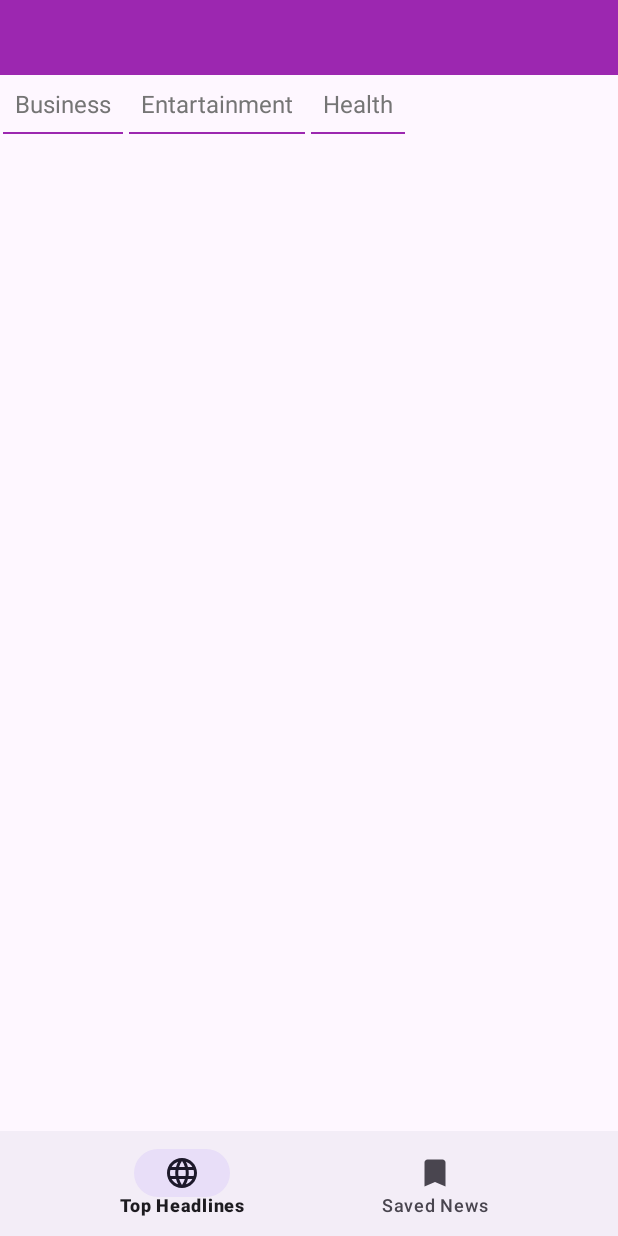
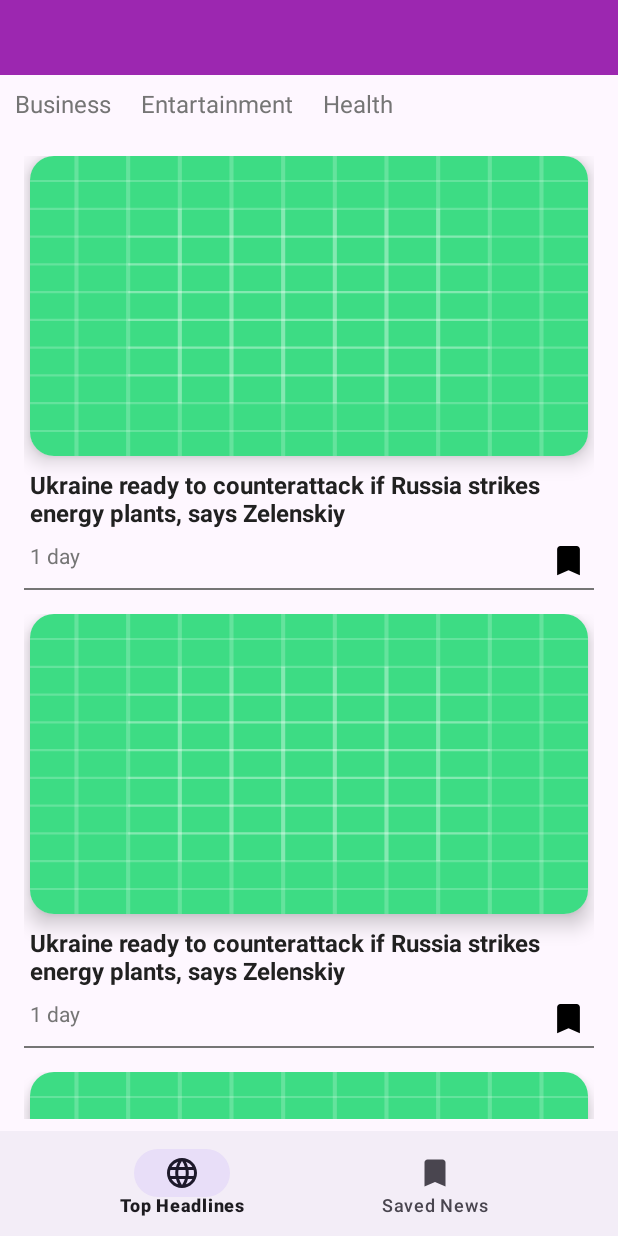
Before and after one commit to hsumyatyehtet/onenex-Code-Test-News-App, an Android app: the screen it shows after launch (MainActivity), on a phone screen of 412 x 824 dp. Run offline under Robolectric (Android 15) with nearby library versions, the phone set to English and light mode, and no system bars; our stand-ins replace navigation-ui.

Commit message:
news list poc add

```diff
--- a/app/src/main/java/com/example/onenex_code_test_news_app/ui/adapter/CategoryListAdapter.kt
+++ b/app/src/main/java/com/example/onenex_code_test_news_app/ui/adapter/CategoryListAdapter.kt
@@ -6,14 +6,19 @@ import com.example.onenex_code_test_news_app.data.vos.CategoryVO
 import com.example.onenex_code_test_news_app.databinding.ViewHolerInCategoryBinding
 import com.example.onenex_code_test_news_app.ui.viewholder.CategoryViewHolder
 
-class CategoryListAdapter() :BaseRecyclerAdapter<CategoryViewHolder,CategoryVO>(){
+class CategoryListAdapter(val delegate: Delegate) :BaseRecyclerAdapter<CategoryViewHolder,CategoryVO>(){
 
     override fun onCreateViewHolder(parent: ViewGroup, viewType: Int): CategoryViewHolder {
         return CategoryViewHolder(
             ViewHolerInCategoryBinding.inflate(
                 LayoutInflater.from(parent.context),parent,false
-            )
+            ),
+            delegate
         )
     }
 
+    interface Delegate{
+        fun onTapItem(data: CategoryVO)
+    }
+
 }
--- /dev/null
+++ b/app/src/main/java/com/example/onenex_code_test_news_app/ui/adapter/NewsListAdapter.kt
@@ -0,0 +1,19 @@
+package com.example.onenex_code_test_news_app.ui.adapter
+
+import android.view.LayoutInflater
+import android.view.ViewGroup
+import com.example.onenex_code_test_news_app.data.vos.CategoryVO
+import com.example.onenex_code_test_news_app.databinding.ViewHolderInNewsListBinding
+import com.example.onenex_code_test_news_app.ui.viewholder.NewsListViewHolder
+
+class NewsListAdapter() :BaseRecyclerAdapter<NewsListViewHolder,CategoryVO>(){
+
+    override fun onCreateViewHolder(parent: ViewGroup, viewType: Int): NewsListViewHolder {
+        return NewsListViewHolder(
+            ViewHolderInNewsListBinding.inflate(
+                LayoutInflater.from(parent.context),parent,false
+            )
+        )
+    }
+
+}
--- a/app/src/main/java/com/example/onenex_code_test_news_app/ui/fragment/NewsMainFragment.kt
+++ b/app/src/main/java/com/example/onenex_code_test_news_app/ui/fragment/NewsMainFragment.kt
@@ -6,16 +6,18 @@ import android.view.View
 import android.view.ViewGroup
 import androidx.fragment.app.Fragment
 import androidx.recyclerview.widget.LinearLayoutManager
+import com.example.onenex_code_test_news_app.data.vos.CategoryVO
 import com.example.onenex_code_test_news_app.databinding.FragmentNewsMainBinding
 import com.example.onenex_code_test_news_app.ui.adapter.CategoryListAdapter
+import com.example.onenex_code_test_news_app.ui.adapter.NewsListAdapter
 import com.example.onenex_code_test_news_app.utils.getCategoryList
 
-class NewsMainFragment : BaseFragment(){
+class NewsMainFragment : BaseFragment(),CategoryListAdapter.Delegate{
 
     private lateinit var binding: FragmentNewsMainBinding
 
     private lateinit var mCategoryAdapter: CategoryListAdapter
-
+    private lateinit var mNewsListAdapter: NewsListAdapter
 
     override fun onCreateView(
         inflater: LayoutInflater,
@@ -35,13 +37,34 @@ class NewsMainFragment : BaseFragment(){
     }
 
     private fun setUpRecyclerView() {
-        mCategoryAdapter = CategoryListAdapter()
+        mCategoryAdapter = CategoryListAdapter(this)
         binding.rvMain.layoutManager =
             LinearLayoutManager(requireContext(),LinearLayoutManager.HORIZONTAL,false)
         binding.rvMain.adapter = mCategoryAdapter
 
         mCategoryAdapter.setNewData(getCategoryList())
 
+        mNewsListAdapter = NewsListAdapter()
+        binding.rvNewsList.layoutManager =
+            LinearLayoutManager(requireContext(),LinearLayoutManager.VERTICAL,false)
+        binding.rvNewsList.adapter = mNewsListAdapter
+
+        mNewsListAdapter.setNewData(getCategoryList())
+
+    }
+
+    override fun onTapItem(data: CategoryVO) {
+
+        var mDataList = getCategoryList()
+
+        mDataList.forEach {
+            if (it.id == data.id){
+                it.isSelected = true
+            }
+        }
+
+        mCategoryAdapter.setNewData(mDataList)
+
     }
 
 }
--- a/app/src/main/java/com/example/onenex_code_test_news_app/ui/viewholder/CategoryViewHolder.kt
+++ b/app/src/main/java/com/example/onenex_code_test_news_app/ui/viewholder/CategoryViewHolder.kt
@@ -1,13 +1,39 @@
 package com.example.onenex_code_test_news_app.ui.viewholder
 
+import android.view.View
+import com.example.onenex_code_test_news_app.R
 import com.example.onenex_code_test_news_app.data.vos.CategoryVO
 import com.example.onenex_code_test_news_app.databinding.ViewHolerInCategoryBinding
+import com.example.onenex_code_test_news_app.ui.adapter.CategoryListAdapter
 
 class CategoryViewHolder(
-    private val binding: ViewHolerInCategoryBinding
+    private val binding: ViewHolerInCategoryBinding,
+    private val delegate: CategoryListAdapter.Delegate
 ) : BaseViewHolder<CategoryVO>(binding.root) {
 
+    init {
+
+
+        itemView.setOnClickListener {
+            mData?.let {categoryVO ->
+                delegate.onTapItem(categoryVO)
+            }
+        }
+    }
+
     override fun bindData(data: CategoryVO) {
+
+        if (data.isSelected){
+            binding.tvCategoryName.setTextColor(itemView.resources.getColor(R.color.colorPurple500))
+            binding.viewSelect.visibility = View.VISIBLE
+        }
+        else{
+            binding.tvCategoryName.setTextColor(itemView.resources.getColor(R.color.colorSecondaryText))
+            binding.viewSelect.visibility = View.GONE
+        }
+
+        mData = data
+
         binding.tvCategoryName.text = data.name
     }
 
--- /dev/null
+++ b/app/src/main/java/com/example/onenex_code_test_news_app/ui/viewholder/NewsListViewHolder.kt
@@ -0,0 +1,14 @@
+package com.example.onenex_code_test_news_app.ui.viewholder
+
+import com.example.onenex_code_test_news_app.data.vos.CategoryVO
+import com.example.onenex_code_test_news_app.databinding.ViewHolderInNewsListBinding
+
+class NewsListViewHolder(
+    private val binding: ViewHolderInNewsListBinding
+) : BaseViewHolder<CategoryVO>(binding.root) {
+
+    override fun bindData(data: CategoryVO) {
+
+    }
+
+}
--- a/app/src/main/res/layout/fragment_news_main.xml
+++ b/app/src/main/res/layout/fragment_news_main.xml
@@ -9,4 +9,12 @@
         android:layout_width="match_parent"
         android:layout_height="wrap_content"/>
 
+    <androidx.recyclerview.widget.RecyclerView
+        android:id="@+id/rvNewsList"
+        android:layout_width="match_parent"
+        android:layout_height="wrap_content"
+        android:layout_below="@+id/rvMain"
+        android:layout_marginHorizontal="@dimen/margin_card_medium_2"
+        android:layout_marginVertical="@dimen/margin_medium"/>
+
 </RelativeLayout>
--- /dev/null
+++ b/app/src/main/res/layout/view_holder_in_news_list.xml
@@ -0,0 +1,70 @@
+<?xml version="1.0" encoding="utf-8"?>
+<RelativeLayout xmlns:android="http://schemas.android.com/apk/res/android"
+    android:layout_width="match_parent"
+    android:layout_height="wrap_content"
+    xmlns:app="http://schemas.android.com/apk/res-auto"
+    android:layout_marginTop="@dimen/margin_small"
+    android:layout_marginHorizontal="@dimen/margin_small"
+    android:layout_marginVertical="@dimen/margin_medium">
+
+    <androidx.cardview.widget.CardView
+        android:id="@+id/ivImageCard"
+        android:layout_width="match_parent"
+        android:layout_height="200dp"
+        android:layout_marginEnd="@dimen/margin_small"
+        android:layout_marginStart="@dimen/margin_small"
+        app:cardCornerRadius="@dimen/margin_medium_2"
+        app:cardElevation="@dimen/margin_medium"
+        app:cardBackgroundColor="@color/white"
+        android:background="@color/white">
+¬
+        <ImageView
+            android:id="@+id/ivNewsItem"
+            android:layout_width="match_parent"
+            android:layout_height="match_parent"
+            android:scaleType="fitXY"
+            android:src="@drawable/ic_launcher_background" />
+
+    </androidx.cardview.widget.CardView>
+
+    <TextView
+        android:id="@+id/tvDescription"
+        android:layout_width="wrap_content"
+        android:layout_height="wrap_content"
+        android:layout_below="@+id/ivImageCard"
+        android:text="@string/tv_news_desc"
+        android:layout_marginHorizontal="@dimen/margin_small"
+        android:textSize="@dimen/text_regular_2x"
+        android:textStyle="bold"
+        android:textColor="@color/colorPrimaryText"
+        android:layout_marginTop="@dimen/margin_medium"/>
+
+    <TextView
+        android:id="@+id/tvTime"
+        android:layout_width="wrap_content"
+        android:layout_height="wrap_content"
+        android:text="1 day"
+        android:layout_below="@+id/tvDescription"
+        android:layout_marginStart="@dimen/margin_small"
+        android:textColor="@color/colorSecondaryText"
+        android:textSize="@dimen/text_regular"
+        android:layout_marginTop="@dimen/margin_medium"/>
+
+    <ImageView
+        android:id="@+id/ivSave"
+        android:layout_width="26dp"
+        android:layout_height="26dp"
+        android:src="@drawable/baseline_bookmark"
+        android:layout_alignParentEnd="true"
+        android:layout_below="@+id/tvDescription"
+        android:layout_marginEnd="@dimen/margin_small"
+        android:layout_marginTop="@dimen/margin_medium"/>
+
+    <View
+        android:layout_width="match_parent"
+        android:layout_height="1dp"
+        android:background="@color/colorSecondaryText"
+        android:layout_below="@+id/tvTime"
+        android:layout_marginTop="@dimen/margin_card_medium_2"/>
+
+</RelativeLayout>
--- a/app/src/main/res/layout/view_holer_in_category.xml
+++ b/app/src/main/res/layout/view_holer_in_category.xml
@@ -20,6 +20,7 @@
         android:layout_alignStart="@id/tvCategoryName"
         android:layout_alignEnd="@+id/tvCategoryName"
         android:background="@color/colorPurple500"
-        android:layout_below="@+id/tvCategoryName"/>
+        android:layout_below="@+id/tvCategoryName"
+        android:visibility="gone"/>
 
 </RelativeLayout>
--- a/app/src/main/res/values/strings.xml
+++ b/app/src/main/res/values/strings.xml
@@ -1,3 +1,4 @@
 <resources>
     <string name="app_name">onenex-Code-Test-News-App</string>
+    <string name="tv_news_desc">Ukraine ready to counterattack if Russia strikes energy plants, says Zelenskiy</string>
 </resources>
```
